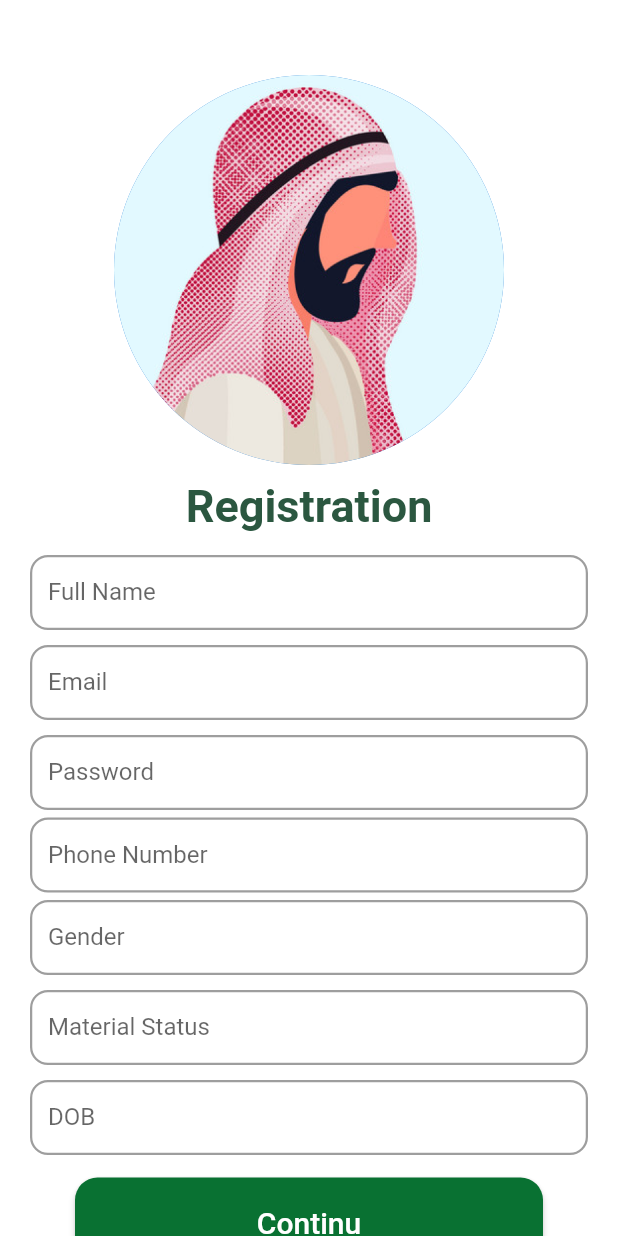
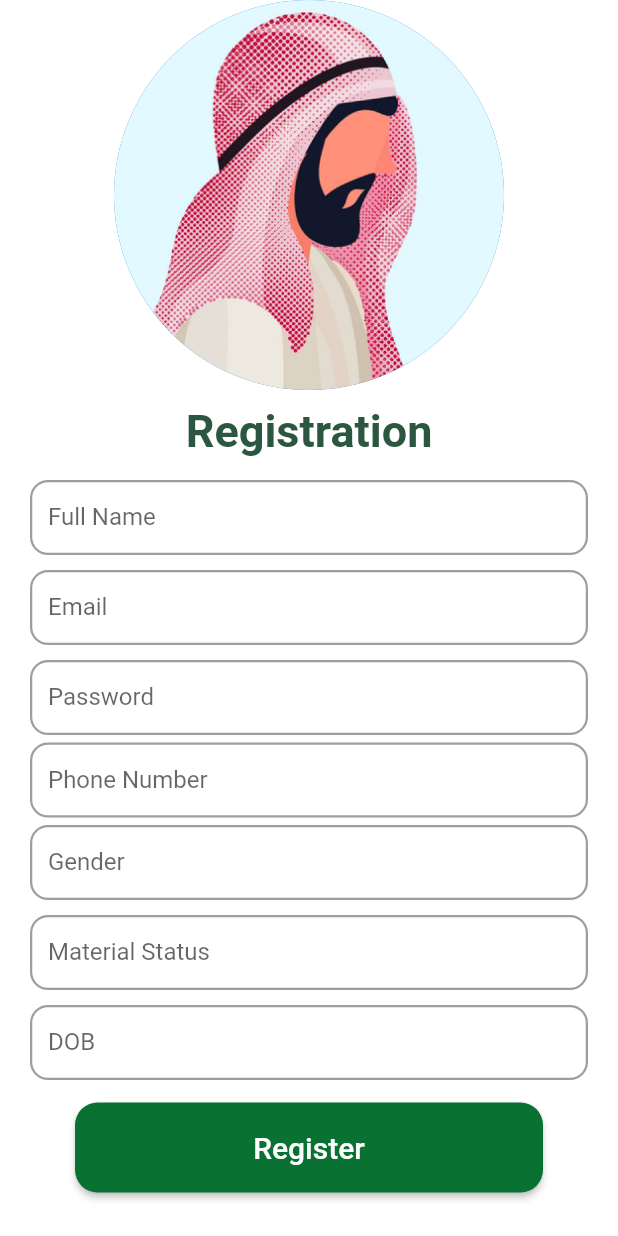
Before and after one commit to fwdAndroid/prayerapp, a Flutter app: the RegistrationPage screen opened directly, on a phone screen of 412 x 824 dp. Run offline on Flutter 3.47's test engine with Material 2 defaults, Android fonts, the phone set to English and light mode, and no system bars; our stand-ins replace carousel_slider, cloud_firestore, firebase_auth, firebase_core, flutter_compass, geolocator and 2 more; missing offline and left inert: flutter_qiblah; accounts and stored records are empty.

Commit message:
Authentication Added

```diff
--- /dev/null
+++ b/lib/authentication/registration.dart
@@ -0,0 +1,207 @@
+import 'package:flutter/material.dart';
+import 'package:prayerapp/authentication/loginpage.dart';
+import 'package:prayerapp/database/database.dart';
+import 'package:prayerapp/survaypage.dart';
+
+class RegistrationPage extends StatefulWidget {
+  const RegistrationPage({Key? key}) : super(key: key);
+
+  @override
+  _RegistrationPageState createState() => _RegistrationPageState();
+}
+
+class _RegistrationPageState extends State<RegistrationPage> {
+  TextEditingController emailController = TextEditingController();
+  TextEditingController fullNameController = TextEditingController();
+  TextEditingController passwordController = TextEditingController();
+  TextEditingController phoneNumberController = TextEditingController();
+  TextEditingController genderController = TextEditingController();
+  TextEditingController marriageController = TextEditingController();
+  TextEditingController dobController = TextEditingController();
+
+  @override
+  Widget build(BuildContext context) {
+    return Scaffold(
+      backgroundColor: Colors.white,
+      body: ListView(
+        children: [
+          //      Container(
+          //    height: 250,
+          //    child: Image.asset('assets/arabiman.png')
+          //  ),
+
+          CircleAvatar(
+            backgroundImage: AssetImage(
+              'assets/arabiman.png',
+            ),
+
+            radius: 130.0,
+            // child: ClipRRect(
+            //     child: Image.asset('assets/arabiman.png'),
+            //     borderRadius: BorderRadius.circular(50.0),
+            // ),
+          ),
+          Container(
+            margin: EdgeInsets.symmetric(vertical: 10),
+            child: Center(
+                child: Text(
+              'Registration',
+              style: TextStyle(
+                  fontSize: 30,
+                  fontWeight: FontWeight.bold,
+                  color: Color(0xff2B5740)),
+            )),
+          ),
+          Container(
+            height: 50,
+            margin: EdgeInsets.symmetric(horizontal: 20, vertical: 5),
+            child: TextField(
+              controller: fullNameController,
+              decoration: InputDecoration(
+                  labelText: 'Full Name',
+                  enabledBorder: OutlineInputBorder(
+                    borderSide: BorderSide(width: 1.5, color: Colors.grey),
+                    borderRadius: BorderRadius.circular(12),
+                  ),
+                  focusedBorder: OutlineInputBorder(
+                    // borderSide: BorderSide(width: 3, color: Colors.grey),
+                    borderRadius: BorderRadius.circular(15),
+                  )),
+            ),
+          ),
+          Container(
+            height: 50,
+            margin: EdgeInsets.symmetric(horizontal: 20, vertical: 5),
+            child: TextField(
+              controller: emailController,
+              decoration: InputDecoration(
+                  labelText: 'Email',
+                  enabledBorder: OutlineInputBorder(
+                    borderSide: BorderSide(width: 1.5, color: Colors.grey),
+                    borderRadius: BorderRadius.circular(12),
+                  ),
+                  focusedBorder: OutlineInputBorder(
+                    // borderSide: BorderSide(width: 3, color: Colors.grey),
+                    borderRadius: BorderRadius.circular(15),
+                  )),
+            ),
+          ),
+          Container(
+            height: 50,
+            margin: EdgeInsets.symmetric(horizontal: 20, vertical: 5),
+            child: TextField(
+              controller: passwordController,
+              decoration: InputDecoration(
+                  labelText: 'Password',
+                  enabledBorder: OutlineInputBorder(
+                    borderSide: BorderSide(width: 1.5, color: Colors.grey),
+                    borderRadius: BorderRadius.circular(12),
+                  ),
+                  focusedBorder: OutlineInputBorder(
+                    // borderSide: BorderSide(width: 3, color: Colors.grey),
+                    borderRadius: BorderRadius.circular(15),
+                  )),
+            ),
+          ),
+          Container(
+            height: 50,
+            margin: EdgeInsets.symmetric(
+              horizontal: 20,
+            ),
+            child: TextField(
+              controller: phoneNumberController,
+              decoration: InputDecoration(
+                  labelText: 'Phone Number',
+                  enabledBorder: OutlineInputBorder(
+                    borderSide: BorderSide(width: 1.5, color: Colors.grey),
+                    borderRadius: BorderRadius.circular(12),
+                  ),
+                  focusedBorder: OutlineInputBorder(
+                    // borderSide: BorderSide(width: 3, color: Colors.grey),
+                    borderRadius: BorderRadius.circular(15),
+                  )),
+            ),
+          ),
+          Container(
+            height: 50,
+            margin: EdgeInsets.symmetric(horizontal: 20, vertical: 5),
+            child: TextField(
+              controller: genderController,
+              decoration: InputDecoration(
+                  labelText: 'Gender',
+                  enabledBorder: OutlineInputBorder(
+                    borderSide: BorderSide(width: 1.5, color: Colors.grey),
+                    borderRadius: BorderRadius.circular(12),
+                  ),
+                  focusedBorder: OutlineInputBorder(
+                    // borderSide: BorderSide(width: 3, color: Colors.grey),
+                    borderRadius: BorderRadius.circular(15),
+                  )),
+            ),
+          ),
+          Container(
+            height: 50,
+            margin: EdgeInsets.symmetric(horizontal: 20, vertical: 5),
+            child: TextField(
+              controller: marriageController,
+              decoration: InputDecoration(
+                  labelText: 'Material Status',
+                  enabledBorder: OutlineInputBorder(
+                    borderSide: BorderSide(width: 1.5, color: Colors.grey),
+                    borderRadius: BorderRadius.circular(12),
+                  ),
+                  focusedBorder: OutlineInputBorder(
+                    // borderSide: BorderSide(width: 3, color: Colors.grey),
+                    borderRadius: BorderRadius.circular(15),
+                  )),
+            ),
+          ),
+          Container(
+            height: 50,
+            margin: EdgeInsets.symmetric(horizontal: 20, vertical: 5),
+            child: TextField(
+              controller: dobController,
+              decoration: InputDecoration(
+                  labelText: 'DOB',
+                  enabledBorder: OutlineInputBorder(
+                    borderSide: BorderSide(width: 1.5, color: Colors.grey),
+                    borderRadius: BorderRadius.circular(12),
+                  ),
+                  focusedBorder: OutlineInputBorder(
+                    // borderSide: BorderSide(width: 3, color: Colors.grey),
+                    borderRadius: BorderRadius.circular(15),
+                  )),
+            ),
+          ),
+          // SizedBox(height: 10,),
+          Container(
+            margin: EdgeInsets.symmetric(horizontal: 50, vertical: 10),
+            child: ElevatedButton(
+              style: ElevatedButton.styleFrom(
+                primary: Color(0xff097132),
+                minimumSize: Size(80, 60),
+                shape: RoundedRectangleBorder(
+                    borderRadius: BorderRadius.circular(15)),
+              ),
+              onPressed: () => Database()
+                  .signUpUser(
+                      email: emailController.text,
+                      password: passwordController.text,
+                      fullName: fullNameController.text,
+                      dob: dobController.text,
+                      gender: genderController.text,
+                      materialStatus: marriageController.text,
+                      phoneNumber: phoneNumberController.text)
+                  .then((value) => Navigator.push(context,
+                      MaterialPageRoute(builder: (builder) => Login()))),
+              child: Text(
+                'Register',
+                style: TextStyle(fontSize: 20),
+              ),
+            ),
+          ),
+        ],
+      ),
+    );
+  }
+}
--- a/lib/authentication/signup.dart
+++ b/lib/authentication/signup.dart
@@ -1,5 +1,5 @@
 import 'package:flutter/material.dart';
-import 'package:prayerapp/registration.dart';
+import 'package:prayerapp/authentication/registration.dart';
 
 class SignUp extends StatefulWidget {
   const SignUp({ Key? key }) : super(key: key);
--- a/lib/main.dart
+++ b/lib/main.dart
@@ -1,8 +1,11 @@
+import 'package:firebase_core/firebase_core.dart';
 import 'package:flutter/material.dart';
 import 'package:prayerapp/authentication/loginpage.dart';
 import 'package:prayerapp/location%20_screen/viewpage.dart';
 
-void main() {
+Future<void >main() async{
+    WidgetsFlutterBinding.ensureInitialized();
+  await Firebase.initializeApp();
   runApp(MyApp());
 }
 
--- a/lib/registration.dart
+++ /dev/null
@@ -1,171 +0,0 @@
-import 'package:flutter/material.dart';
-import 'package:prayerapp/survaypage.dart';
-
-class  RegistrationPage extends StatefulWidget {
-  const  RegistrationPage({ Key? key }) : super(key: key);
-
-  @override
-  _RegistrationPageState createState() => _RegistrationPageState();
-}
-
-class _RegistrationPageState extends State< RegistrationPage> {
-  @override
-  Widget build(BuildContext context) {
-    return Scaffold(
-      backgroundColor: Colors.white,
-      body: ListView(children: [
-    //      Container(
-    //    height: 250,
-    //    child: Image.asset('assets/arabiman.png')
-    //  ),
-
-     SizedBox(height: 50,),
-          CircleAvatar(
-
-            backgroundImage: AssetImage('assets/arabiman.png',),
-
-    radius: 130.0,
-    // child: ClipRRect(
-    //     child: Image.asset('assets/arabiman.png'),
-    //     borderRadius: BorderRadius.circular(50.0),
-    // ),
-),
- Container(
-        margin: EdgeInsets.symmetric(vertical: 10),
-        child: Center(child: Text('Registration',style: TextStyle(fontSize: 30,fontWeight: FontWeight.bold,color: Color(0xff2B5740)),)),
-      ),
-       Container(
-         height: 50,
-         margin: EdgeInsets.symmetric(horizontal: 20,vertical: 5),
-         child: TextField(
-              decoration: InputDecoration(
-                  labelText: 'Full Name',
-                  enabledBorder: OutlineInputBorder(
-                    borderSide: BorderSide(width: 1.5, color: Colors.grey),
-                    borderRadius: BorderRadius.circular(12),
-                  ),
-                   focusedBorder: OutlineInputBorder(
-                     // borderSide: BorderSide(width: 3, color: Colors.grey),
-                     borderRadius: BorderRadius.circular(15),
-                   )),
-         ),
-       ),
-        Container(
-          height: 50,
-         margin: EdgeInsets.symmetric(horizontal: 20,vertical: 5),
-         child: TextField(
-              decoration: InputDecoration(
-                  labelText: 'Email',
-                  enabledBorder: OutlineInputBorder(
-                    borderSide: BorderSide(width: 1.5, color: Colors.grey),
-                    borderRadius: BorderRadius.circular(12),
-                  ),
-                   focusedBorder: OutlineInputBorder(
-                     // borderSide: BorderSide(width: 3, color: Colors.grey),
-                     borderRadius: BorderRadius.circular(15),
-                   )),
-         ),
-       ),
-        Container(
-          height: 50,
-         margin: EdgeInsets.symmetric(horizontal: 20,vertical: 5),
-         child: TextField(
-              decoration: InputDecoration(
-                  labelText: 'Password',
-                  enabledBorder: OutlineInputBorder(
-                    borderSide: BorderSide(width: 1.5, color: Colors.grey),
-                    borderRadius: BorderRadius.circular(12),
-                  ),
-                   focusedBorder: OutlineInputBorder(
-                     // borderSide: BorderSide(width: 3, color: Colors.grey),
-                     borderRadius: BorderRadius.circular(15),
-                   )),
-         ),
-       ),
-        Container(
-height: 50,
-         margin: EdgeInsets.symmetric(horizontal: 20,),
-         child: TextField(
-              decoration: InputDecoration(
-                  labelText: 'Phone Number',
-                  enabledBorder: OutlineInputBorder(
-                    borderSide: BorderSide(width: 1.5, color: Colors.grey),
-                    borderRadius: BorderRadius.circular(12),
-                  ),
-                   focusedBorder: OutlineInputBorder(
-                     // borderSide: BorderSide(width: 3, color: Colors.grey),
-                     borderRadius: BorderRadius.circular(15),
-                   )),
-         ),
-       ),
-        Container(
-        height: 50,
-         margin: EdgeInsets.symmetric(horizontal: 20,vertical: 5),
-         child: TextField(
-              decoration: InputDecoration(
-                  labelText: 'Gender',
-                  enabledBorder: OutlineInputBorder(
-                    borderSide: BorderSide(width: 1.5, color: Colors.grey),
-                    borderRadius: BorderRadius.circular(12),
-                  ),
-                   focusedBorder: OutlineInputBorder(
-                     // borderSide: BorderSide(width: 3, color: Colors.grey),
-                     borderRadius: BorderRadius.circular(15),
-                   )),
-         ),
-       ),
-        Container(
-          height: 50,
-         margin: EdgeInsets.symmetric(horizontal: 20,vertical: 5),
-         child: TextField(
-              decoration: InputDecoration(
-                  labelText: 'Material Status',
-                  enabledBorder: OutlineInputBorder(
-                    borderSide: BorderSide(width: 1.5, color: Colors.grey),
-                    borderRadius: BorderRadius.circular(12),
-                  ),
-                   focusedBorder: OutlineInputBorder(
-                     // borderSide: BorderSide(width: 3, color: Colors.grey),
-                     borderRadius: BorderRadius.circular(15),
-                   )),
-         ),
-       ),
-        Container(
-          height: 50,
-         margin: EdgeInsets.symmetric(horizontal: 20,vertical: 5),
-         child: TextField(
-              decoration: InputDecoration(
-                  labelText: 'DOB',
-                  enabledBorder: OutlineInputBorder(
-                    borderSide: BorderSide(width: 1.5, color: Colors.grey),
-                    borderRadius: BorderRadius.circular(12),
-                  ),
-                   focusedBorder: OutlineInputBorder(
-                     // borderSide: BorderSide(width: 3, color: Colors.grey),
-                     borderRadius: BorderRadius.circular(15),
-                   )),
-         ),
-       ),
-        // SizedBox(height: 10,),
-                 Container(
-                  margin: EdgeInsets.symmetric(horizontal: 50,vertical: 10),                   child: ElevatedButton(
-
-    style: ElevatedButton.styleFrom(
-      primary: Color(0xff097132),
-     minimumSize:  Size(80, 60),
-      shape: RoundedRectangleBorder(
-                    borderRadius: BorderRadius.circular(15)),
-    ),
-onPressed: () {
-    Navigator.push(context,
-      MaterialPageRoute(builder: (context) => Survay()));
-},
-child: Text('Continu',style: TextStyle(fontSize: 20),
-),
-),
-                 ),
-         ],),
-
-    );
-  }
-}
--- a/pubspec.yaml
+++ b/pubspec.yaml
@@ -39,6 +39,9 @@ dependencies:
   flutter_compass: ^0.7.0
   google_maps_flutter: ^2.1.1
   geolocator: ^7.7.1
+  firebase_auth: ^3.3.6
+  firebase_core: ^1.12.0
+  cloud_firestore: ^3.1.7
 
 dev_dependencies:
   flutter_test:
```
Also changed, not shown: lib/authentication/loginpage.dart (+4 -3 lines), lib/authentication/signinemailpassword.dart (added, +111 -0 lines), lib/database/database.dart (added, +66 -0 lines), pubspec.lock, 2 other files.
